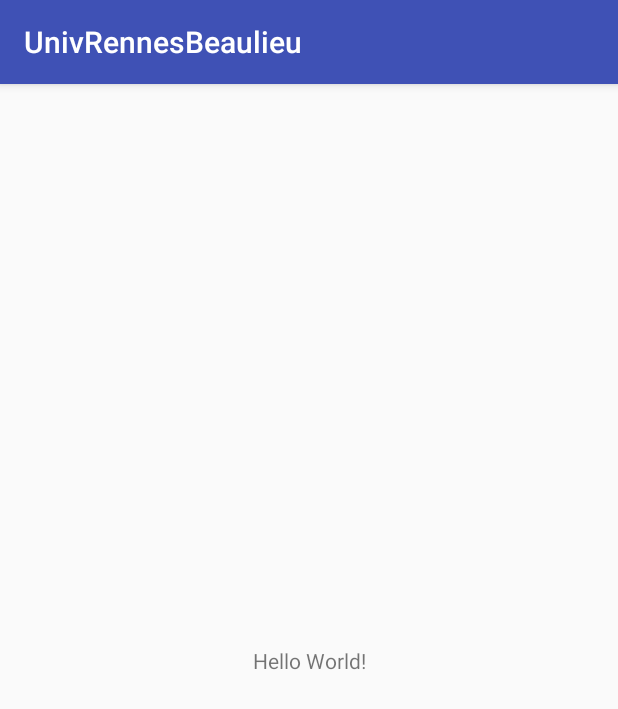
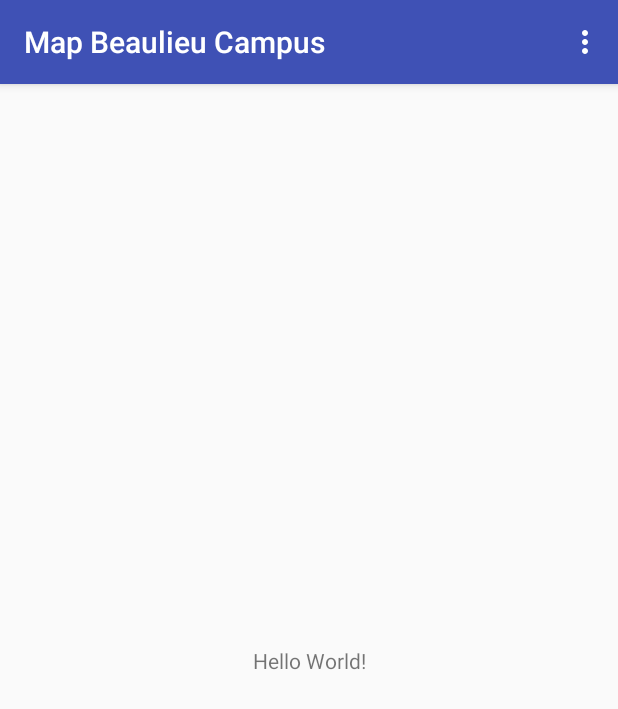
Before and after one commit to greg29790/UnivRennesBeaulieu, an Android app: the screen it shows after launch (MainActivity), on a phone screen of 412 x 824 dp. Shown: the top 709 px of the screen. Run offline under Robolectric (Android 15) with nearby library versions, the phone set to English and light mode, and no system bars.

Commit message:
- Create first menu

```diff
--- a/app/build.gradle
+++ b/app/build.gradle
@@ -24,4 +24,5 @@ dependencies {
     implementation 'com.android.support.constraint:constraint-layout:1.0.2'
     androidTestImplementation 'com.android.support.test:runner:1.0.1'
     androidTestImplementation 'com.android.support.test.espresso:espresso-core:3.0.1'
+    implementation 'com.android.support:mediarouter-v7:26.1.0'
 }
--- /dev/null
+++ b/app/src/main/res/menu/main_menu.xml
@@ -0,0 +1,28 @@
+<?xml version="1.0" encoding="utf-8"?>
+<menu xmlns:android="http://schemas.android.com/apk/res/android">
+
+    <item
+        android:id="@+id/all"
+        android:title="@string/allbuildings" >
+    </item>
+    <item
+        android:id="@+id/rennes"
+        android:title="@string/rennes1" >
+        <menu />
+    </item>
+    <item
+        android:id="@+id/iut"
+        android:title="@string/iut" >
+        <menu />
+    </item>
+    <item
+        android:id="@+id/parking"
+        android:title="@string/parking" >
+        <menu />
+    </item>
+    <item
+        android:id="@+id/other"
+        android:title="@string/other" >
+        <menu />
+    </item>
+</menu>
--- a/app/src/main/res/values/strings.xml
+++ b/app/src/main/res/values/strings.xml
@@ -1,3 +1,9 @@
 <resources>
     <string name="app_name">UnivRennesBeaulieu</string>
+    <string name="ActionBarTitle">Map Beaulieu Campus</string>
+    <string name="parking">parking</string>
+    <string name="allbuildings">All Buildings</string>
+    <string name="rennes1">Rennes 1</string>
+    <string name="iut">IUT</string>
+    <string name="other">other</string>
 </resources>
```
Also changed, not shown: app/src/main/java/com/gquere/univrennesbeaulieu/MainActivity.java (+32 -0 lines), 1 other file.
